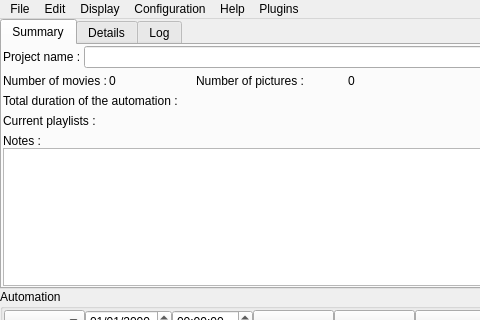
Above: src/mainwindow.ui from cinemaouvert/OPP before the change; both pictures show x 0 to 480 and y 0 to 320 of the 1287 by 727 pixel window. Below: the same form after it.
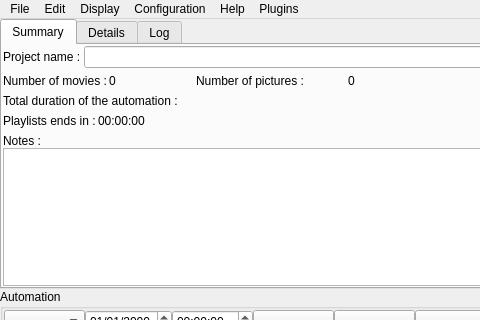
That is the form after the change. Icons and pictures are not drawn. Custom widgets are drawn as their Qt base class.

Commit message: Time left of the playlist

```diff
--- a/src/mainwindow.ui
+++ b/src/mainwindow.ui
@@ -204,14 +204,14 @@
               <item>
                <widget class="QLabel" name="label_6">
                 <property name="text">
-                 <string>Current playlists :</string>
+                 <string>Playlists ends in :</string>
                 </property>
                </widget>
               </item>
               <item>
                <widget class="QLabel" name="label_timeRemaining">
                 <property name="text">
-                 <string/>
+                 <string>00:00:00</string>
                 </property>
                </widget>
               </item>
```
Left out of the diff: 246 changed lines with no effect on the pictures. The commit also changes 3 other files.
